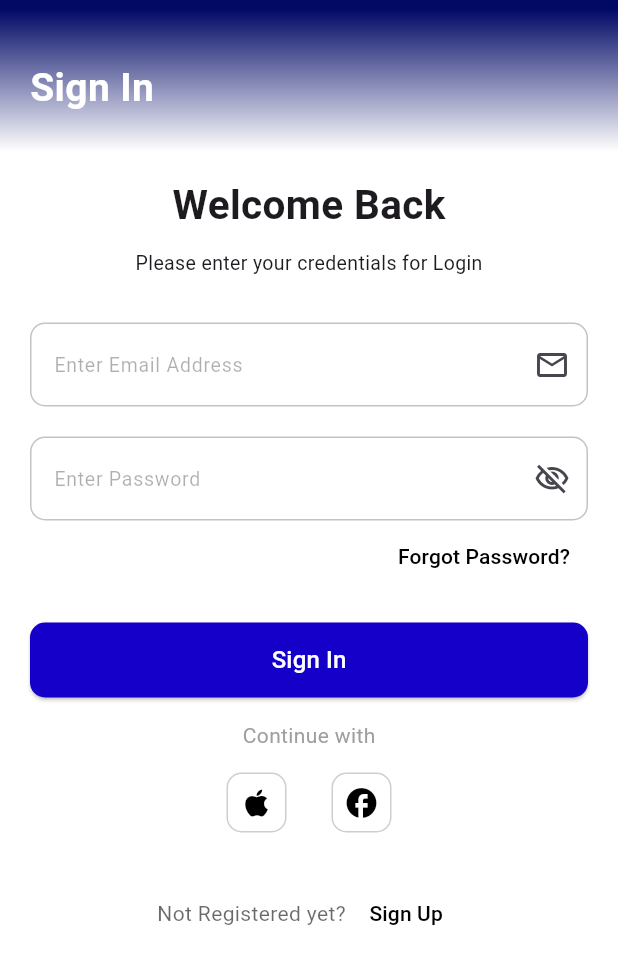
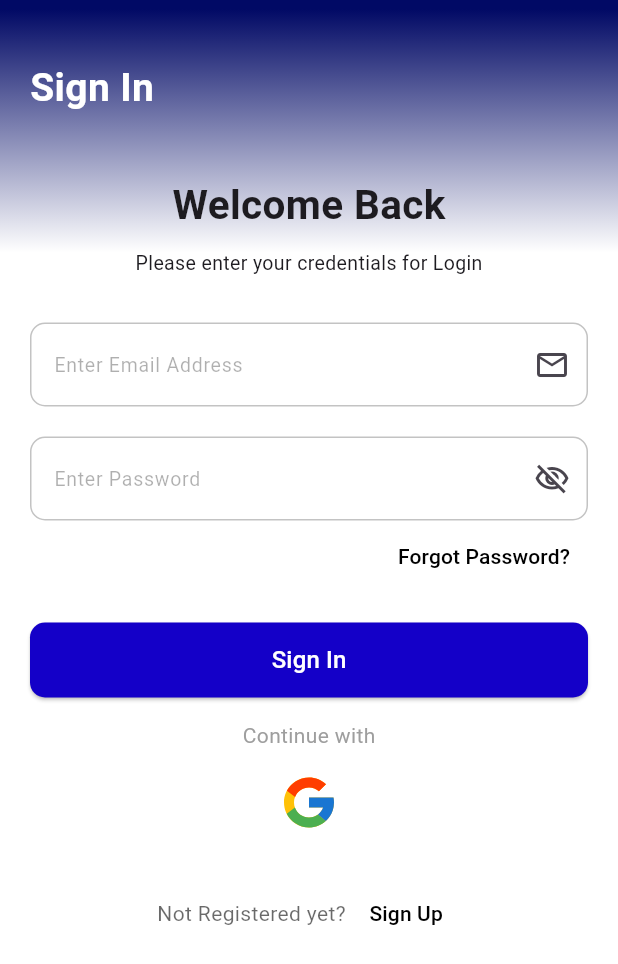
Before and after one commit to Amr-3li/video-call-app, a Flutter app: the screen it shows after launch, on a phone screen of 412 x 824 dp. Shown: the top 964 px of the screen. Run offline on Flutter 3.47's test engine with Material 3 defaults, Android fonts, the phone set to English and light mode, and no system bars; our stand-ins replace bloc, cloud_firestore, dartz, device_preview, firebase_auth, firebase_core and 6 more; missing offline and left inert: stream_video, stream_video_flutter; accounts and stored records are empty.

Commit message:
Refactor login and signup pages: add form validation, improve UI structure, and manage resource disposal; integrate SVG icons for social login options

```diff
--- /dev/null
+++ b/lib/core/constants/icons.dart
@@ -0,0 +1,6 @@
+class MyIcons {
+  MyIcons._();
+  static const String facebook = 'assets/icons/facebook.svg';
+  static const String google = 'assets/icons/google.svg';
+  static const String apple = 'assets/icons/apple.svg';
+}
--- a/lib/presentation/views/pages/login_page.dart
+++ b/lib/presentation/views/pages/login_page.dart
@@ -15,6 +15,7 @@ class LoginPage extends StatefulWidget {
 class _LoginPageState extends State<LoginPage> {
   TextEditingController emailController = TextEditingController();
   TextEditingController passwordController = TextEditingController();
+  GlobalKey<FormState> formKey = GlobalKey<FormState>();
   bool isVisible = false;
   @override
   Widget build(BuildContext context) {
@@ -24,7 +25,7 @@ class _LoginPageState extends State<LoginPage> {
           gradient: LinearGradient(
             begin: Alignment.topCenter,
             end: Alignment.bottomCenter,
-            stops: [0.009, 0.15, 0.5, 0.5],
+            stops: [0.009, 0.25, 0.5, 0.5],
             colors: [
               Color.fromARGB(255, 1, 9, 101),
               Color.fromARGB(255, 255, 255, 255),
@@ -33,9 +34,10 @@ class _LoginPageState extends State<LoginPage> {
             ],
           ),
         ),
-        width: MediaQuery.of(context).size.width,
         padding: const EdgeInsets.symmetric(horizontal: 20, vertical: 40),
         child: SingleChildScrollView(
+          child: Form(
+            key: formKey,
             child: Column(
               crossAxisAlignment: CrossAxisAlignment.center,
               children: [
@@ -87,7 +89,10 @@ class _LoginPageState extends State<LoginPage> {
                 const SizedBox(height: 20),
                 ButtonWidget(text: "Sign In", onPressed: () {}),
                 const SizedBox(height: 15),
-              const Text("Continue with", style: TextStyle(color: Colors.grey)),
+                const Text(
+                  "Continue with",
+                  style: TextStyle(color: Colors.grey),
+                ),
                 const SizedBox(height: 15),
                 const OtherRegister(),
                 const SizedBox(height: 30),
@@ -119,6 +124,15 @@ class _LoginPageState extends State<LoginPage> {
             ),
           ),
         ),
+      ),
     );
   }
+
+  @override
+  void dispose() {
+    emailController.dispose();
+    passwordController.dispose();
+    formKey.currentState?.dispose();
+    super.dispose();
   }
+}
--- a/lib/presentation/views/widgets/icon_container.dart
+++ b/lib/presentation/views/widgets/icon_container.dart
@@ -1,20 +1,15 @@
 import 'package:flutter/material.dart';
+import 'package:flutter_svg/flutter_svg.dart';
 
 class IconContainer extends StatelessWidget {
-  const IconContainer({super.key, required this.icon});
-  final Icon icon;
+  const IconContainer({super.key, required this.icon, this.onTap});
+  final String icon;
+  final VoidCallback? onTap;
   @override
   Widget build(BuildContext context) {
-    return Container(
-      padding: const EdgeInsets.only(),
-      height: 40,
-      width: 40,
-      decoration: BoxDecoration(
-        color: Colors.white,
-        borderRadius: BorderRadius.circular(10),
-        border: Border.all(color: const Color.fromARGB(100, 129, 129, 129)),
-      ),
-      child: icon,
+    return InkWell(
+      onTap: onTap,
+      child: SizedBox(height: 40, width: 40, child: SvgPicture.asset(icon)),
     );
   }
 }
--- a/lib/presentation/views/widgets/input_iext_widget.dart
+++ b/lib/presentation/views/widgets/input_iext_widget.dart
@@ -1,12 +1,13 @@
 import 'package:flutter/material.dart';
 
 class InputTextWidget extends StatelessWidget {
-  const InputTextWidget(
-      {super.key,
+  const InputTextWidget({
+    super.key,
     required this.controller,
     this.isPassword = false,
     this.hintText = "",
-      this.icon});
+    this.icon,
+  });
 
   final TextEditingController controller;
   final bool isPassword;
@@ -15,29 +16,46 @@ class InputTextWidget extends StatelessWidget {
   @override
   Widget build(BuildContext context) {
     return TextFormField(
+      validator: (value) {
+        if (value == null || value.isEmpty) {
+          return 'Please enter $hintText';
+        }
+        return null;
+      },
       controller: controller,
       obscureText: isPassword,
       decoration: InputDecoration(
         enabledBorder: OutlineInputBorder(
           borderRadius: BorderRadius.circular(10),
           borderSide: const BorderSide(
-                  color: Color.fromARGB(60, 0, 0, 0), width: 1)),
+            color: Color.fromARGB(60, 0, 0, 0),
+            width: 1,
+          ),
+        ),
         focusedBorder: OutlineInputBorder(
           borderRadius: BorderRadius.circular(10),
           borderSide: const BorderSide(
-                  color: Color.fromARGB(170, 0, 0, 0), width: 1)),
+            color: Color.fromARGB(170, 0, 0, 0),
+            width: 1,
+          ),
+        ),
         filled: true,
         fillColor: const Color.fromARGB(255, 255, 255, 255),
-          suffixIcon: icon ??
+        suffixIcon:
+            icon ??
             const IconButton(
               onPressed: null,
               icon: Icon(
                 Icons.remove_red_eye_outlined,
                 color: Colors.transparent,
-                  )),
+              ),
+            ),
         hintText: hintText,
         hintStyle: const TextStyle(
-              color: Color.fromARGB(80, 0, 0, 0), fontSize: 13)),
+          color: Color.fromARGB(80, 0, 0, 0),
+          fontSize: 13,
+        ),
+      ),
     );
   }
 }
--- a/lib/presentation/views/widgets/other_register.dart
+++ b/lib/presentation/views/widgets/other_register.dart
@@ -1,4 +1,5 @@
 import 'package:flutter/material.dart';
+import 'package:vedio_call/core/constants/icons.dart';
 import 'package:vedio_call/presentation/views/widgets/icon_container.dart';
 
 class OtherRegister extends StatelessWidget {
@@ -6,17 +7,9 @@ class OtherRegister extends StatelessWidget {
 
   @override
   Widget build(BuildContext context) {
-    return const Row(
+    return Row(
       mainAxisAlignment: MainAxisAlignment.center,
-      children: [
-        IconContainer(
-          icon: Icon(Icons.apple, color: Color.fromARGB(255, 0, 0, 0)),
-        ),
-        SizedBox(width: 30),
-        IconContainer(
-          icon: Icon(Icons.facebook_sharp, color: Color.fromARGB(255, 0, 0, 0)),
-        ),
-      ],
+      children: [IconContainer(icon: MyIcons.google, onTap: () {})],
     );
   }
 }
--- a/pubspec.yaml
+++ b/pubspec.yaml
@@ -20,6 +20,7 @@ dependencies:
   flutter:
     sdk: flutter
   flutter_bloc: ^9.1.1
+  flutter_svg: ^2.2.0
   get_it: ^8.2.0
   google_sign_in: ^6.2.1
   lottie: ^3.3.1
@@ -38,6 +39,7 @@ flutter:
 
   assets:
     - assets/animations/
+    - assets/icons/
   # "family" key with the font family name, and a "fonts" key with a
   # list giving the asset and other descriptors for the font. For
   # example:
```
Also changed, not shown: lib/presentation/views/pages/sign_up_page.dart (+10 -0 lines), assets/icons/google.svg (added), pubspec.lock. Lines whose indentation alone changed are shown as unchanged.
